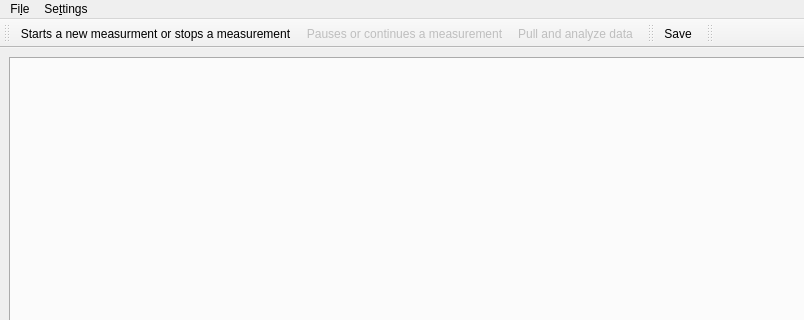
The window that src/qudi/gui/pulsed/ui_pulsed_maingui.ui (Ulm-IQO/qudi-iqo-modules) describes before a commit, drawn with Qt 5; both pictures show x 0 to 804 and y 0 to 320 of the 931 by 818 pixel window.
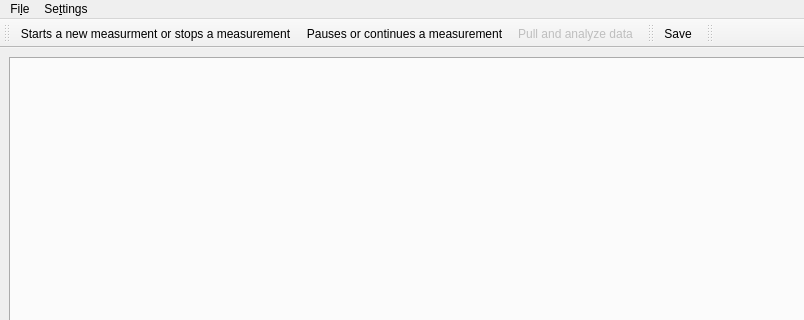
The same window after the commit. Icons and pictures are not drawn.

Commit message: Unlock pause button

The edit to the form file:
```diff
--- a/src/qudi/gui/pulsed/ui_pulsed_maingui.ui
+++ b/src/qudi/gui/pulsed/ui_pulsed_maingui.ui
@@ -133,7 +133,7 @@
     <bool>true</bool>
    </property>
    <property name="enabled">
-    <bool>false</bool>
+    <bool>true</bool>
    </property>
    <property name="icon">
     <iconset>
```
